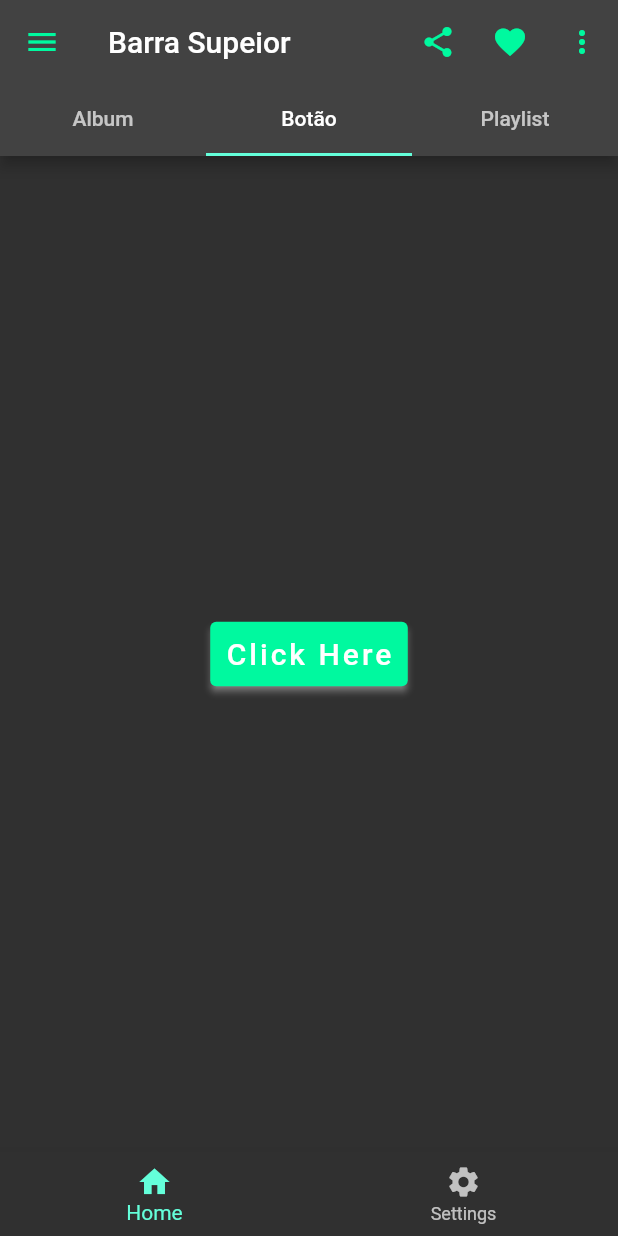
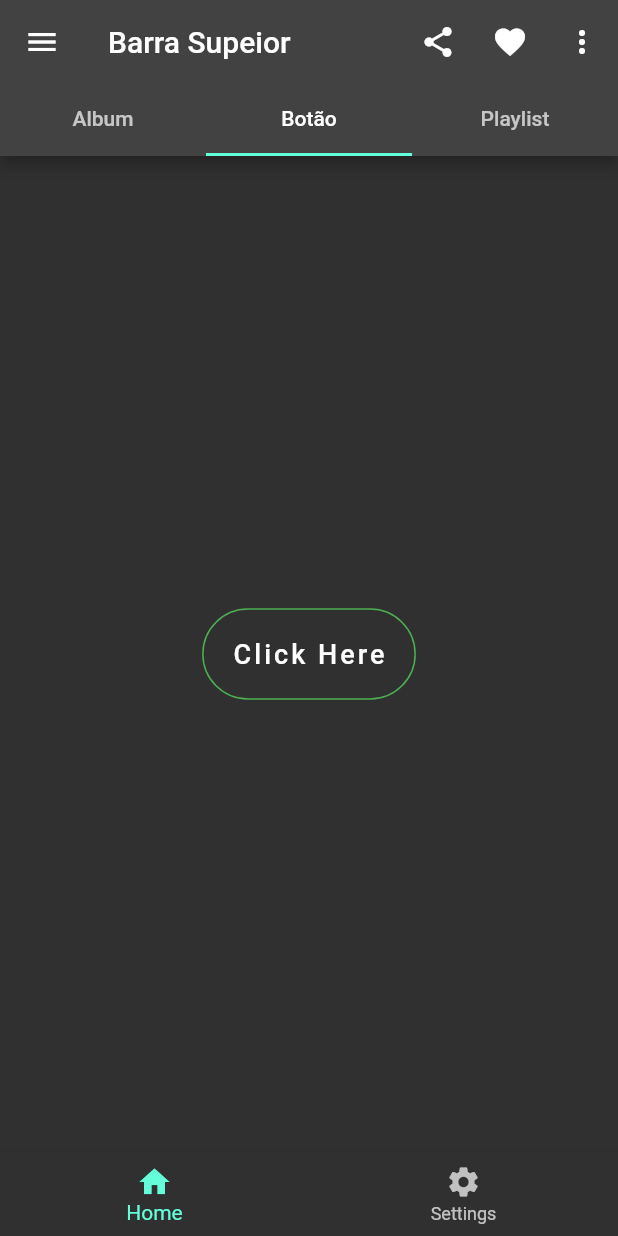
Before and after one commit to Mauricio-Silva/FirstApp, a Flutter app: the screen it shows after launch, on a phone screen of 412 x 824 dp. Run offline on Flutter 3.47's test engine with Material 2 defaults, Android fonts, the phone set to English and light mode, and no system bars.

Commit message:
Aula_26_04_2022

```diff
--- /dev/null
+++ b/lib/little_button.dart
@@ -0,0 +1,34 @@
+import 'package:flutter/material.dart';
+
+class LittleButton extends StatelessWidget {
+  const LittleButton({Key? key}) : super(key: key);
+
+  // void _click() {
+  //   print("The User has clicked");
+  // }
+
+  @override
+  Widget build(BuildContext context) {
+    return OutlinedButton(
+      child: const Text(
+        "Click Here",
+        style: TextStyle(
+          color: Colors.white,
+          fontSize: 18,
+          letterSpacing: 2.0,
+        ),
+      ),
+      // onPressed: _click,
+      onPressed: () {
+        print("The User has clicked");
+      },
+      style: OutlinedButton.styleFrom(
+        padding: const EdgeInsets.all(20.0),
+        shape: const StadiumBorder(),
+        side: const BorderSide(
+          color: Colors.green,
+        ),
+      ),
+    );
+  }
+}
--- a/lib/main.dart
+++ b/lib/main.dart
@@ -1,4 +1,5 @@
 import 'package:flutter/material.dart';
+import 'package:meuapp/little_button.dart';
 
 void main() {
   runApp(const FirstApp());
@@ -11,7 +12,10 @@ class FirstApp extends StatelessWidget {
   Widget build(BuildContext context) {
     return MaterialApp(
       debugShowCheckedModeBanner: false,
-      theme: ThemeData.dark(),
+      theme: ThemeData(
+        brightness: Brightness.dark,
+        // primarySwatch: Colors.red,
+      ),
       home: DefaultTabController(
         initialIndex: 1,
         length: 3,
@@ -22,31 +26,34 @@ class FirstApp extends StatelessWidget {
             leading: Builder(
               builder: (BuildContext context) {
                 return IconButton(
-                  icon: const Icon(Icons.menu, color: Color(0xff00f99f)),
+                  icon: const Icon(Icons.menu),
                   onPressed: () {
                     Scaffold.of(context).openDrawer();
                   },
                 );
               },
             ),
-            //====================================[ Title ]===-->
+            //======================================[ Title ]===-->
             title: const Text("Barra Supeior"),
             //====================================[ Actions ]===-->
             actions: [
               IconButton(
-                icon: const Icon(Icons.share, color: Color(0xff00f99f)),
+                icon: const Icon(Icons.share),
+                tooltip: "Share",
                 onPressed: () {},
               ),
               IconButton(
-                icon: const Icon(Icons.favorite, color: Color(0xff00f99f)),
+                icon: const Icon(Icons.favorite),
+                tooltip: "Favorite",
                 onPressed: () {},
               ),
               IconButton(
-                icon: const Icon(Icons.more_vert, color: Color(0xff00f99f)),
+                icon: const Icon(Icons.more_vert),
+                tooltip: "MoreVert",
                 onPressed: () {},
               ),
             ],
-            //====================================[ Bottom ]===-->
+            //=====================================[ Bottom ]===-->
             bottom: const TabBar(
               tabs: <Widget>[
                 Tab(icon: Text("Album")),
@@ -55,7 +62,7 @@ class FirstApp extends StatelessWidget {
               ],
             ),
           ),
-          //=======================================================[ Body ]===-->
+          //==========================================================[ Body ]===-->
           body: TabBarView(
             children: <Widget>[
               const Center(
@@ -70,11 +77,7 @@ class FirstApp extends StatelessWidget {
               ),
             ],
           ),
-          // body: Container(
-          //   alignment: Alignment.center,
-          //   child: const LittleButton(),
-          // ),
-          //=======================================================[ Drawer ]===-->
+          //========================================================[ Drawer ]===-->
           drawer: Drawer(
             child: ListView(
               padding: EdgeInsets.zero,
@@ -99,7 +102,7 @@ class FirstApp extends StatelessWidget {
               ],
             ),
           ),
-          //=======================================================[ Bottom Navigation Bar ]===-->
+          //=========================================[ Bottom Navigation Bar ]===-->
           bottomNavigationBar: BottomNavigationBar(
             items: const <BottomNavigationBarItem>[
               BottomNavigationBarItem(
@@ -118,33 +121,7 @@ class FirstApp extends StatelessWidget {
   }
 }
 
-class LittleButton extends StatelessWidget {
-  const LittleButton({Key? key}) : super(key: key);
 
-  // void _click() {
-  //   print("The User has clicked");
-  // }
-
-  @override
-  Widget build(BuildContext context) {
-    return ElevatedButton(
-        child: const Text("Click Here",
-            style: TextStyle(
-              color: Colors.white,
-              fontSize: 20,
-              letterSpacing: 2.0,
-            )),
-        // onPressed: _click,
-        onPressed: () {
-          print("The User has clicked");
-        },
-        style: ElevatedButton.styleFrom(
-          primary: const Color(0xff00f99f),
-          padding: const EdgeInsets.all(10.0),
-          shadowColor: const Color(0xffffffff),
-        ));
-  }
-}
 
 
 
```
